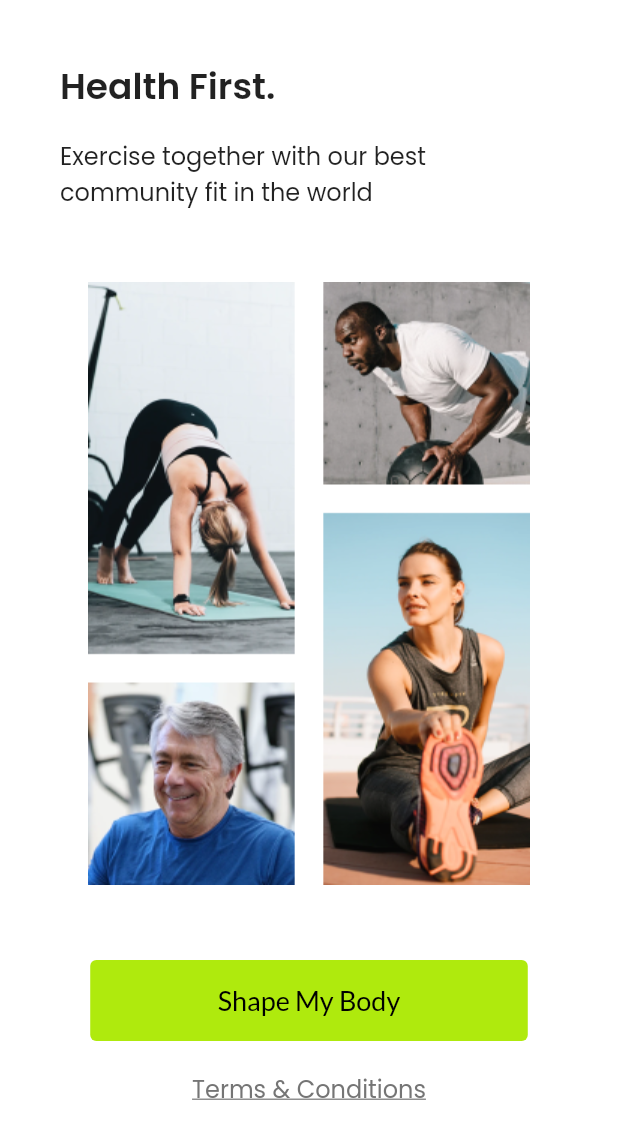
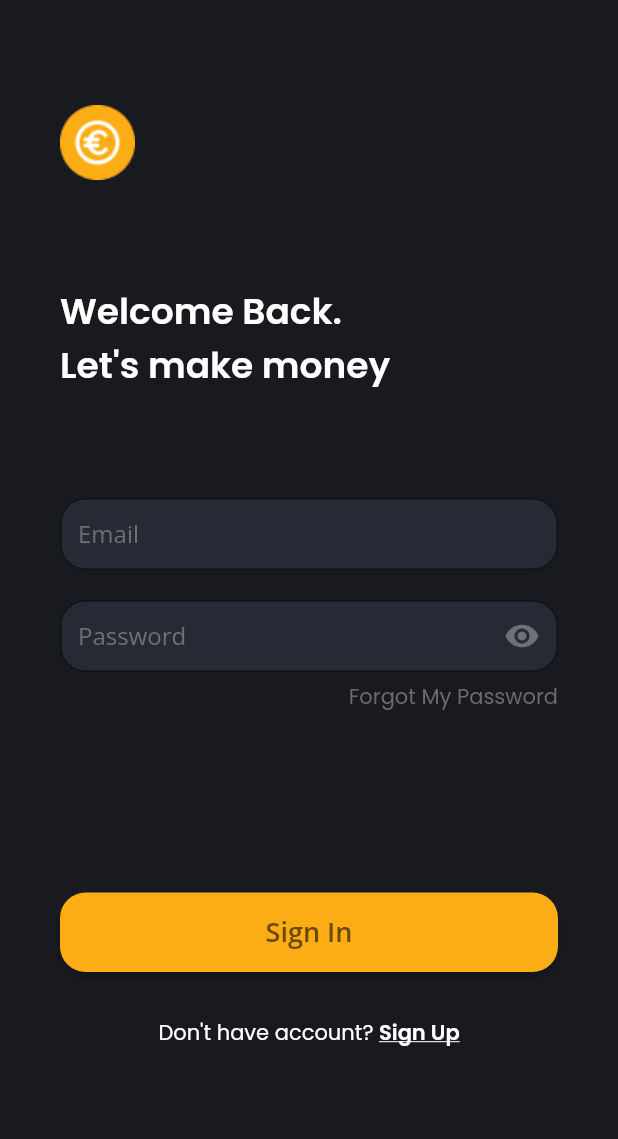
Before and after one commit to devkotes/flutter-ui-challenge, a Flutter app: the GetStartedSecondary screen opened directly, after a tap on "Shape My Body", on a phone screen of 412 x 824 dp. Shown: the top 1139 px of the screen. Run offline on Flutter 3.47's test engine with Material 2 defaults, Android fonts, the phone set to English and light mode, and no system bars; our stand-ins replace google_fonts.

Commit message:
update challenge day 2

```diff
--- a/lib/pages/get_started_secondary.dart
+++ b/lib/pages/get_started_secondary.dart
@@ -51,7 +51,10 @@ class _GetStartedSecondaryState extends State<GetStartedSecondary> {
                         padding:
                             EdgeInsets.symmetric(vertical: 16, horizontal: 85),
                         primary: Color(0xFFAFEA0D)),
-                    onPressed: () {},
+                    onPressed: () {
+                      Navigator.push(context,
+                          MaterialPageRoute(builder: (_) => SignPrimary()));
+                    },
                     child: Text('Shape My Body',
                         style: GoogleFonts.lato(
                             fontSize: 18,
--- a/lib/pages/pages.dart
+++ b/lib/pages/pages.dart
@@ -6,3 +6,5 @@ part 'splash_primary.dart';
 part 'splash_secondary.dart';
 part 'get_started_primary.dart';
 part 'get_started_secondary.dart';
+part 'signin_primary.dart';
+part 'signin_secondary.dart';
--- /dev/null
+++ b/lib/pages/signin_primary.dart
@@ -0,0 +1,128 @@
+part of 'pages.dart';
+
+class SignPrimary extends StatefulWidget {
+  @override
+  _SignPrimaryState createState() => _SignPrimaryState();
+}
+
+class _SignPrimaryState extends State<SignPrimary> {
+  @override
+  Widget build(BuildContext context) {
+    return Scaffold(
+      backgroundColor: Color(0xFF181A20),
+      body: Container(
+        padding: EdgeInsets.symmetric(horizontal: 40),
+        width: double.infinity,
+        height: double.infinity,
+        child: SingleChildScrollView(
+          child: Column(
+            crossAxisAlignment: CrossAxisAlignment.start,
+            children: [
+              Container(
+                  padding: EdgeInsets.symmetric(vertical: 70),
+                  child: Image.asset('assets/img/signin_logo.png')),
+              Text(
+                'Welcome Back.\nLet\'s make money',
+                style: GoogleFonts.poppins(
+                    fontSize: 24,
+                    color: Colors.white,
+                    fontWeight: FontWeight.w600),
+              ),
+              SizedBox(
+                height: 70,
+              ),
+              TextFormField(
+                style: GoogleFonts.openSans(color: Colors.white),
+                decoration: InputDecoration(
+                    contentPadding: EdgeInsets.all(12),
+                    fillColor: Color(0xFF262A34),
+                    filled: true,
+                    hintText: 'Email',
+                    hintStyle: GoogleFonts.openSans(color: Color(0xFF6F7075)),
+                    focusedBorder: OutlineInputBorder(
+                        borderSide: BorderSide(color: Color(0xFF262A34)),
+                        borderRadius: BorderRadius.all(Radius.circular(17))),
+                    border: OutlineInputBorder(
+                        borderSide: BorderSide(color: Color(0xFF262A34)),
+                        borderRadius: BorderRadius.all(Radius.circular(17)))),
+              ),
+              SizedBox(
+                height: 20,
+              ),
+              TextFormField(
+                style: GoogleFonts.openSans(color: Colors.white),
+                obscureText: true,
+                decoration: InputDecoration(
+                    contentPadding: EdgeInsets.all(12),
+                    fillColor: Color(0xFF262A34),
+                    filled: true,
+                    hintText: 'Password',
+                    suffixIcon:
+                        Icon(Icons.remove_red_eye, color: Color(0xFF6F7075)),
+                    hintStyle: GoogleFonts.openSans(color: Color(0xFF6F7075)),
+                    focusedBorder: OutlineInputBorder(
+                        borderSide: BorderSide(color: Color(0xFF262A34)),
+                        borderRadius: BorderRadius.all(Radius.circular(17))),
+                    border: OutlineInputBorder(
+                        borderSide: BorderSide(color: Color(0xFF262A34)),
+                        borderRadius: BorderRadius.all(Radius.circular(17)))),
+              ),
+              SizedBox(
+                height: 6,
+              ),
+              Container(
+                alignment: Alignment.centerRight,
+                child: Text(
+                  'Forgot My Password',
+                  style: GoogleFonts.poppins(color: Color(0xFF6A6B70)),
+                ),
+              ),
+              SizedBox(
+                height: 120,
+              ),
+              Container(
+                width: double.infinity,
+                child: ElevatedButton(
+                    style: ElevatedButton.styleFrom(
+                        primary: Color(0xFFFCAC15),
+                        shape: RoundedRectangleBorder(
+                            borderRadius:
+                                BorderRadius.all(Radius.circular(17))),
+                        padding: EdgeInsets.symmetric(vertical: 14)),
+                    onPressed: () {
+                      Navigator.push(context,
+                          MaterialPageRoute(builder: (_) => SigninSecondary()));
+                    },
+                    child: Text(
+                      'Sign In',
+                      style: GoogleFonts.openSans(
+                          fontSize: 18,
+                          color: Color(0xFF6B4909),
+                          fontWeight: FontWeight.w600),
+                    )),
+              ),
+              SizedBox(
+                height: 30,
+              ),
+              Row(
+                crossAxisAlignment: CrossAxisAlignment.center,
+                mainAxisAlignment: MainAxisAlignment.center,
+                children: [
+                  Text(
+                    'Don\'t have account? ',
+                    style: GoogleFonts.poppins(color: Colors.white),
+                  ),
+                  Text('Sign Up',
+                      style: GoogleFonts.poppins(
+                          decoration: TextDecoration.underline,
+                          fontWeight: FontWeight.w600,
+                          color: Colors.white))
+                ],
+              )
+            ],
+          ),
+        ),
+      ),
+    );
+  }
+}
```
Also changed, not shown: lib/pages/signin_secondary.dart (added, +138 -0 lines), assets/img/signin_image.png (added), assets/img/signin_logo.png (added).
